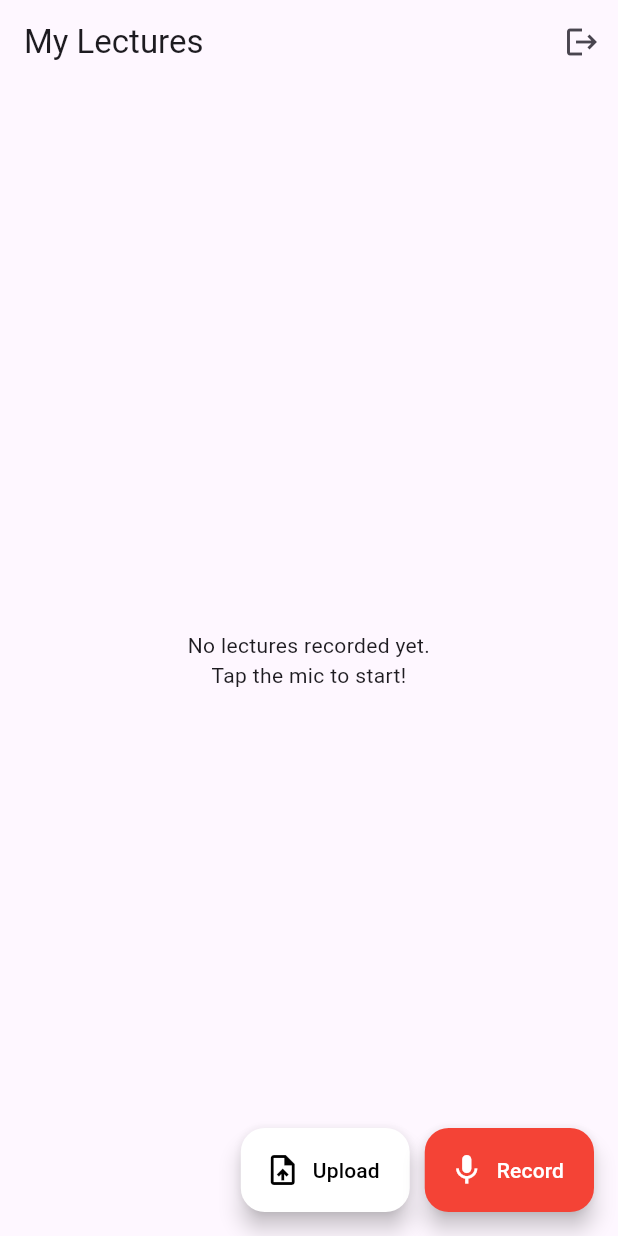
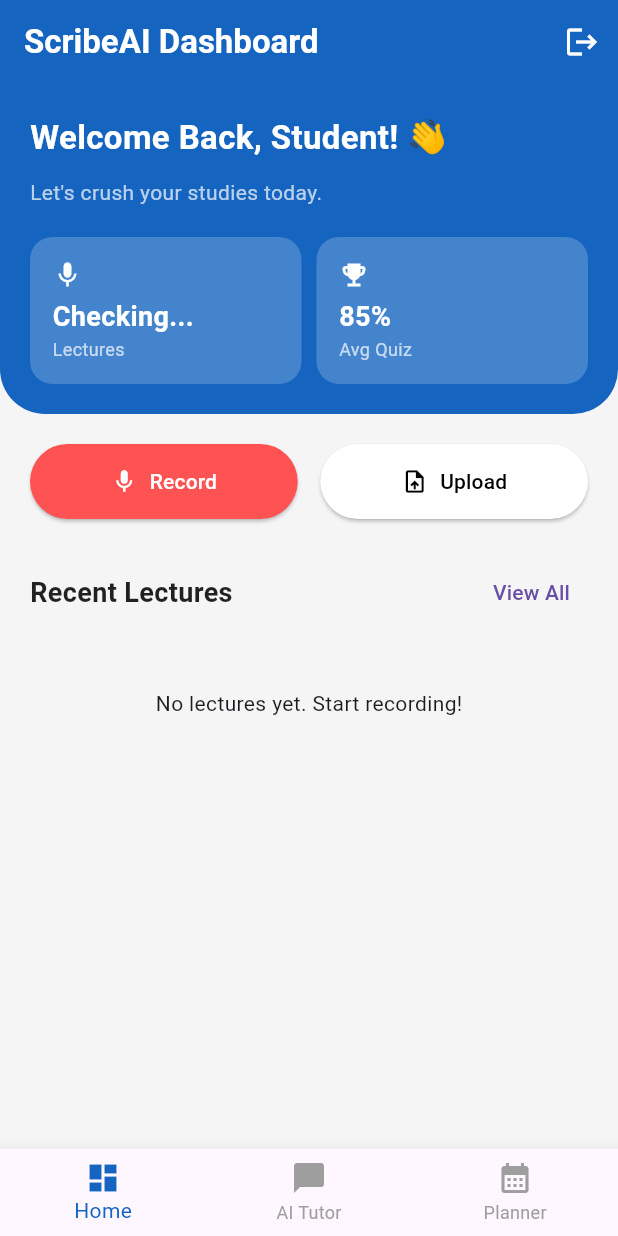
Before and after one commit to GEEK-213/scribe_ai, a Flutter app: the HomePage screen opened directly, on a phone screen of 412 x 824 dp. Run offline on Flutter 3.47's test engine with Material 3 defaults, Android fonts, the light colour scheme and no system bars; our stand-ins replace audioplayers, file_picker, permission_handler, supabase_flutter; missing offline and left inert: record; accounts and stored records are empty.

Commit message:
Refactor HomePage: streamline imports, enhance file upload functionality, and improve UI layout with new navigation and stats display

```diff
--- a/lib/pages/home_page.dart
+++ b/lib/pages/home_page.dart
@@ -5,7 +5,6 @@ import 'record_page.dart';
 import 'note_details_page.dart';
 import 'package:file_picker/file_picker.dart';
 import 'dart:io';
-
 
 class HomePage extends StatefulWidget {
   const HomePage({super.key});
@@ -15,64 +14,49 @@ class HomePage extends StatefulWidget {
 }
 
 class _HomePageState extends State<HomePage> {
-  // STREAM: This listens to the 'notes' table in real-time
-  final _userId = Supabase.instance.client.auth.currentUser!.id;
+  int _selectedIndex = 0; // For Bottom Navigation
 
-  // STREAM: Listen ONLY to notes that belong to this user
+  // GET USER ID
+  final _userId = Supabase.instance.client.auth.currentUser?.id;
+
+  // STREAM: Fetch only user's notes
   late final _notesStream = Supabase.instance.client
       .from('notes')
       .stream(primaryKey: ['id'])
-      .eq('user_id', _userId) // <--- THIS IS THE SECURITY FILTER
+      .eq('user_id', _userId ?? '')
       .order('created_at', ascending: false);
 
-  Future<void> _signOut() async {
-    await Supabase.instance.client.auth.signOut();
-    if (mounted) {
-      Navigator.pushReplacement(
-        context,
-        MaterialPageRoute(builder: (context) => const LoginPage())
-      );
-    }
-  }
-
-// FUNCTION: Pick a file and upload it
+  // --- UPLOAD FUNCTION ---
   Future<void> _pickAndUploadFile() async {
     try {
-      // 1. Open File Picker
       FilePickerResult? result = await FilePicker.platform.pickFiles(
         type: FileType.custom,
-        allowedExtensions: ['mp3', 'm4a', 'wav', 'mp4', 'mkv'], // Audio & Video
+        allowedExtensions: ['mp3', 'm4a', 'wav', 'mp4', 'mkv'],
       );
 
-      if (result == null) return; // User canceled
+      if (result == null) return;
 
-      // 2. Get the file
       final file = File(result.files.single.path!);
       final fileName = '${DateTime.now().millisecondsSinceEpoch}_upload.${result.files.single.extension}';
 
       if (mounted) {
         ScaffoldMessenger.of(context).showSnackBar(
-          const SnackBar(content: Text('Uploading file... this may take time.')),
+          const SnackBar(content: Text('Uploading file...')),
         );
       }
 
-      // 3. Upload to Supabase Storage
-      await Supabase.instance.client.storage
-          .from('Lectures')
-          .upload(fileName, file);
+      await Supabase.instance.client.storage.from('lectures').upload(fileName, file);
 
-      // 4. Create Database Entry
-      final userId = Supabase.instance.client.auth.currentUser?.id;
       await Supabase.instance.client.from('notes').insert({
-        'title': 'Uploaded File ${DateTime.now().hour}:${DateTime.now().minute}',
+        'title': 'Upload ${DateTime.now().hour}:${DateTime.now().minute}',
         'audio_path': fileName,
         'status': 'Processing',
-        'user_id': userId,
+        'user_id': _userId,
       });
 
       if (mounted) {
         ScaffoldMessenger.of(context).showSnackBar(
-          const SnackBar(content: Text('Upload Complete! AI is processing.')),
+          const SnackBar(content: Text('Upload Complete! AI is working.')),
         );
       }
     } catch (e) {
@@ -84,66 +68,174 @@ class _HomePageState extends State<HomePage> {
     }
   }
 
+  // --- LOGOUT ---
+  Future<void> _signOut() async {
+    await Supabase.instance.client.auth.signOut();
+    if (mounted) {
+      Navigator.pushReplacement(
+          context, MaterialPageRoute(builder: (context) => const LoginPage()));
+    }
+  }
+
   @override
   Widget build(BuildContext context) {
     return Scaffold(
+      backgroundColor: Colors.grey[100], // Light background
+
+      // TOP APP BAR
       appBar: AppBar(
-        title: const Text('My Lectures'),
+        elevation: 0,
+        backgroundColor: Colors.blue.shade800,
+        title: const Text('ScribeAI Dashboard', style: TextStyle(color: Colors.white, fontWeight: FontWeight.bold)),
         actions: [
-          IconButton(
-            onPressed: _signOut,
-            icon: const Icon(Icons.logout),
-          )
+          IconButton(onPressed: _signOut, icon: const Icon(Icons.logout, color: Colors.white))
         ],
       ),
 
-      // BODY: Replaced static list with Real Database Data
-      body: StreamBuilder<List<Map<String, dynamic>>>(
+      // BOTTOM NAVIGATION (Preparation for Chatbot & Planner)
+      bottomNavigationBar: BottomNavigationBar(
+        currentIndex: _selectedIndex,
+        onTap: (index) => setState(() => _selectedIndex = index),
+        selectedItemColor: Colors.blue.shade800,
+        unselectedItemColor: Colors.grey,
+        items: const [
+          BottomNavigationBarItem(icon: Icon(Icons.dashboard), label: 'Home'),
+          BottomNavigationBarItem(icon: Icon(Icons.chat_bubble), label: 'AI Tutor'), // Feature #1
+          BottomNavigationBarItem(icon: Icon(Icons.calendar_month), label: 'Planner'), // Feature #4
+        ],
+      ),
+
+      // BODY
+      body: SingleChildScrollView(
+        child: Column(
+          crossAxisAlignment: CrossAxisAlignment.start,
+          children: [
+            // 1. HEADER SECTION
+            Container(
+              padding: const EdgeInsets.all(20),
+              decoration: BoxDecoration(
+                color: Colors.blue.shade800,
+                borderRadius: const BorderRadius.only(
+                  bottomLeft: Radius.circular(30),
+                  bottomRight: Radius.circular(30),
+                ),
+              ),
+              child: Column(
+                crossAxisAlignment: CrossAxisAlignment.start,
+                children: [
+                  const Text("Welcome Back, Student! 👋",
+                    style: TextStyle(color: Colors.white, fontSize: 22, fontWeight: FontWeight.bold)
+                  ),
+                  const SizedBox(height: 10),
+                  const Text("Let's crush your studies today.",
+                    style: TextStyle(color: Colors.white70, fontSize: 14)
+                  ),
+                  const SizedBox(height: 20),
+
+                  // Quick Stats Row
+                  Row(
+                    children: [
+                      _buildStatCard("Lectures", "Checking...", Icons.mic),
+                      const SizedBox(width: 10),
+                      _buildStatCard("Avg Quiz", "85%", Icons.emoji_events),
+                    ],
+                  ),
+                ],
+              ),
+            ),
+
+            const SizedBox(height: 20),
+
+            // 2. ACTION BUTTONS
+            Padding(
+              padding: const EdgeInsets.symmetric(horizontal: 20),
+              child: Row(
+                children: [
+                  Expanded(
+                    child: ElevatedButton.icon(
+                      onPressed: () {
+                         Navigator.push(context, MaterialPageRoute(builder: (context) => const RecordPage()));
+                      },
+                      icon: const Icon(Icons.mic),
+                      label: const Text("Record"),
+                      style: ElevatedButton.styleFrom(
+                        backgroundColor: Colors.redAccent,
+                        foregroundColor: Colors.white,
+                        padding: const EdgeInsets.symmetric(vertical: 15),
+                      ),
+                    ),
+                  ),
+                  const SizedBox(width: 15),
+                  Expanded(
+                    child: ElevatedButton.icon(
+                      onPressed: _pickAndUploadFile,
+                      icon: const Icon(Icons.upload_file),
+                      label: const Text("Upload"),
+                      style: ElevatedButton.styleFrom(
+                        backgroundColor: Colors.white,
+                        foregroundColor: Colors.black,
+                        padding: const EdgeInsets.symmetric(vertical: 15),
+                      ),
+                    ),
+                  ),
+                ],
+              ),
+            ),
+
+            const SizedBox(height: 25),
+
+            // 3. RECENT LECTURES TITLE
+            Padding(
+              padding: const EdgeInsets.symmetric(horizontal: 20),
+              child: Row(
+                mainAxisAlignment: MainAxisAlignment.spaceBetween,
+                children: [
+                  const Text("Recent Lectures",
+                    style: TextStyle(fontSize: 18, fontWeight: FontWeight.bold, color: Colors.black87)
+                  ),
+                  TextButton(onPressed: (){}, child: const Text("View All"))
+                ],
+              ),
+            ),
+
+            // 4. THE LIST (StreamBuilder)
+            StreamBuilder<List<Map<String, dynamic>>>(
               stream: _notesStream,
               builder: (context, snapshot) {
-          // 1. Loading State
-          if (!snapshot.hasData) {
-            return const Center(child: CircularProgressIndicator());
-          }
-
+                if (!snapshot.hasData) return const Center(child: CircularProgressIndicator());
                 final notes = snapshot.data!;
 
-          // 2. Empty State
                 if (notes.isEmpty) {
-            return const Center(
-              child: Text("No lectures recorded yet.\nTap the mic to start!",
-                textAlign: TextAlign.center),
+                  return const Padding(
+                    padding: EdgeInsets.all(40),
+                    child: Center(child: Text("No lectures yet. Start recording!")),
                   );
                 }
 
-          // 3. List of Notes
                 return ListView.builder(
+                  shrinkWrap: true, // Vital for scrolling inside SingleChildScrollView
+                  physics: const NeverScrollableScrollPhysics(),
                   itemCount: notes.length,
                   itemBuilder: (context, index) {
                     final note = notes[index];
-              final status = note['status'] ?? 'Pending';
-              final isDone = status == 'Done';
+                    final isDone = note['status'] == 'Done';
 
                     return Card(
-                margin: const EdgeInsets.symmetric(horizontal: 10, vertical: 5),
+                      margin: const EdgeInsets.symmetric(horizontal: 20, vertical: 8),
+                      elevation: 2,
+                      shape: RoundedRectangleBorder(borderRadius: BorderRadius.circular(12)),
                       child: ListTile(
-                  leading: Icon(
-                    isDone ? Icons.check_circle : Icons.sync,
+                        leading: CircleAvatar(
+                          backgroundColor: isDone ? Colors.green.shade100 : Colors.orange.shade100,
+                          child: Icon(
+                            isDone ? Icons.check : Icons.hourglass_empty,
                             color: isDone ? Colors.green : Colors.orange
                           ),
-                  title: Text(note['title'] ?? 'Untitled Lecture'),
-                  subtitle: Text(
-                    isDone ? "Tap to view summary" : "AI is processing...",
-                    style: TextStyle(
-                      color: isDone ? Colors.grey : Colors.orange[800],
-                      fontSize: 12,
                         ),
-                  ),
-                  trailing: const Icon(Icons.arrow_forward_ios, size: 16),
-
-                  // NAVIGATION LOGIC
+                        title: Text(note['title'] ?? 'Untitled', style: const TextStyle(fontWeight: FontWeight.w600)),
+                        subtitle: Text(isDone ? "Tap to review" : "AI Processing...", style: const TextStyle(fontSize: 12)),
+                        trailing: const Icon(Icons.arrow_forward_ios, size: 14, color: Colors.grey),
                         onTap: () {
-                    // Only open details if it is ready (or you can let them verify status)
                           Navigator.push(
                             context,
                             MaterialPageRoute(
@@ -160,38 +252,31 @@ class _HomePageState extends State<HomePage> {
                 );
               },
             ),
+            const SizedBox(height: 40),
+          ],
+        ),
+      ),
+    );
+  }
 
-      // RECORD BUTTON
-      // UPDATED BUTTONS (Row of 2)
-      floatingActionButton: Row(
-        mainAxisAlignment: MainAxisAlignment.end,
+  // Helper widget for Stats
+  Widget _buildStatCard(String title, String value, IconData icon) {
+    return Expanded(
+      child: Container(
+        padding: const EdgeInsets.all(15),
+        decoration: BoxDecoration(
+          color: Colors.white.withOpacity(0.2),
+          borderRadius: BorderRadius.circular(15),
+        ),
+        child: Column(
+          crossAxisAlignment: CrossAxisAlignment.start,
           children: [
-          // 1. Upload Button (White)
-          FloatingActionButton.extended(
-            heroTag: "upload_btn",
-            onPressed: _pickAndUploadFile, // Calls your new function!
-            label: const Text('Upload'),
-            icon: const Icon(Icons.upload_file),
-            backgroundColor: Colors.white,
-            foregroundColor: Colors.black,
+            Icon(icon, color: Colors.white, size: 20),
+            const SizedBox(height: 5),
+            Text(value, style: const TextStyle(color: Colors.white, fontSize: 18, fontWeight: FontWeight.bold)),
+            Text(title, style: const TextStyle(color: Colors.white70, fontSize: 12)),
+          ],
         ),
-          const SizedBox(width: 10), // Space between buttons
-
-          // 2. Record Button (Red)
-          FloatingActionButton.extended(
-            heroTag: "record_btn",
-            onPressed: () {
-              Navigator.push(
-                context,
-                MaterialPageRoute(builder: (context) => const RecordPage()),
-              );
-            },
-            label: const Text('Record'),
-            icon: const Icon(Icons.mic),
-            backgroundColor: Colors.red,
-            foregroundColor: Colors.white,
-          ),
-        ],
       ),
     );
   }
```
Lines whose indentation alone changed are shown as unchanged.
